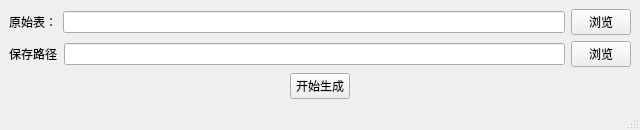
Old version of the form _ui/main_ui.ui in the repository Feder-s-Tribe/PE-psychology.
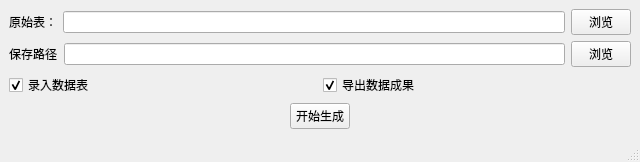
New version of the form.

The edit to the form file:
```diff
--- a/_ui/main_ui.ui
+++ b/_ui/main_ui.ui
@@ -7,7 +7,7 @@
     <x>0</x>
     <y>0</y>
     <width>640</width>
-    <height>125</height>
+    <height>162</height>
    </rect>
   </property>
   <property name="windowTitle">
@@ -77,6 +77,30 @@
       </item>
      </layout>
     </item>
+    <item>
+     <layout class="QHBoxLayout" name="horizontalLayout_4">
+      <item>
+       <widget class="QCheckBox" name="checkBox_input">
+        <property name="text">
+         <string>录入数据表</string>
+        </property>
+        <property name="checked">
+         <bool>true</bool>
+        </property>
+       </widget>
+      </item>
+      <item>
+       <widget class="QCheckBox" name="checkBox_output">
+        <property name="text">
+         <string>导出数据成果</string>
+        </property>
+        <property name="checked">
+         <bool>true</bool>
+        </property>
+       </widget>
+      </item>
+     </layout>
+    </item>
     <item>
      <layout class="QHBoxLayout" name="horizontalLayout_3">
       <item>
```
Left out of the diff: 2 changed lines with no effect on the pictures.
